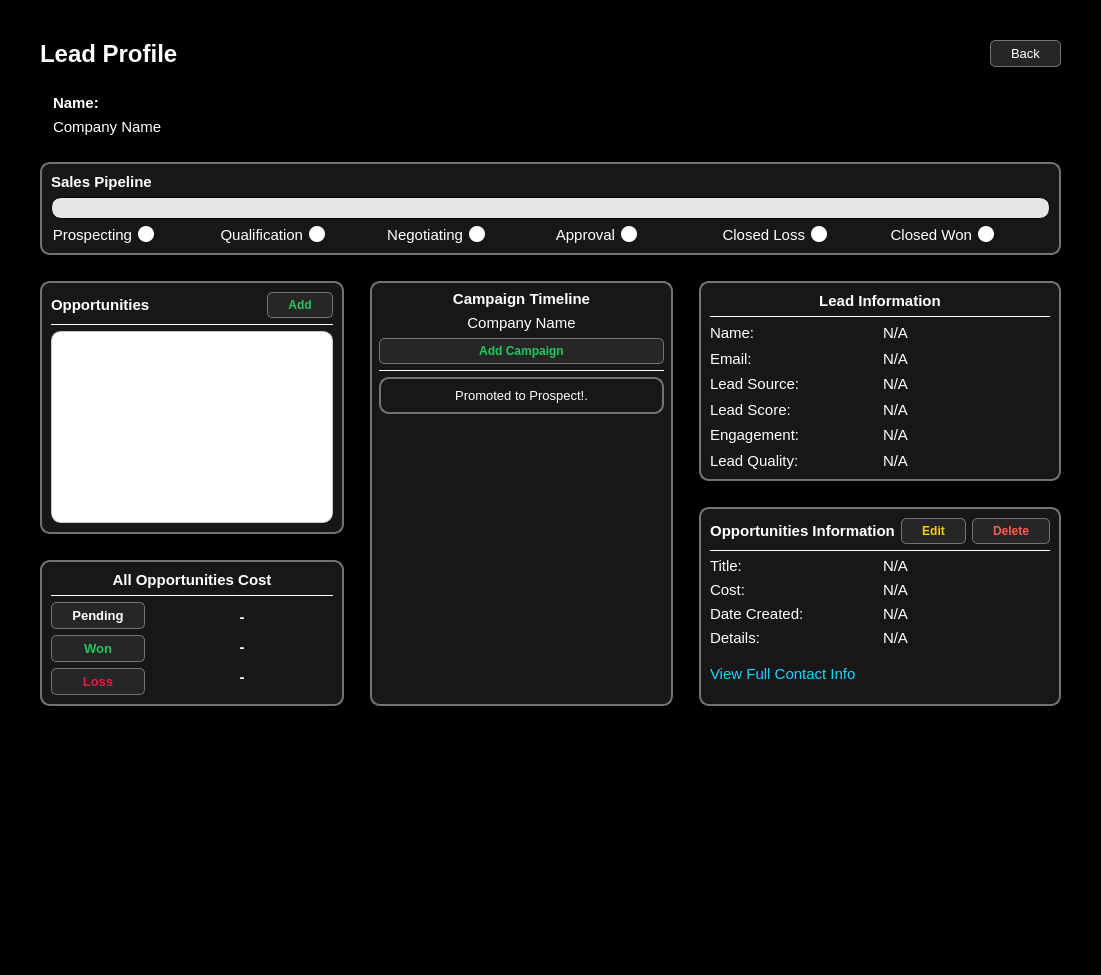
Qt form CRM/views/ui/leads_profile.ui (ImGaby123/SalesOptimizer-CRM) before a commit.
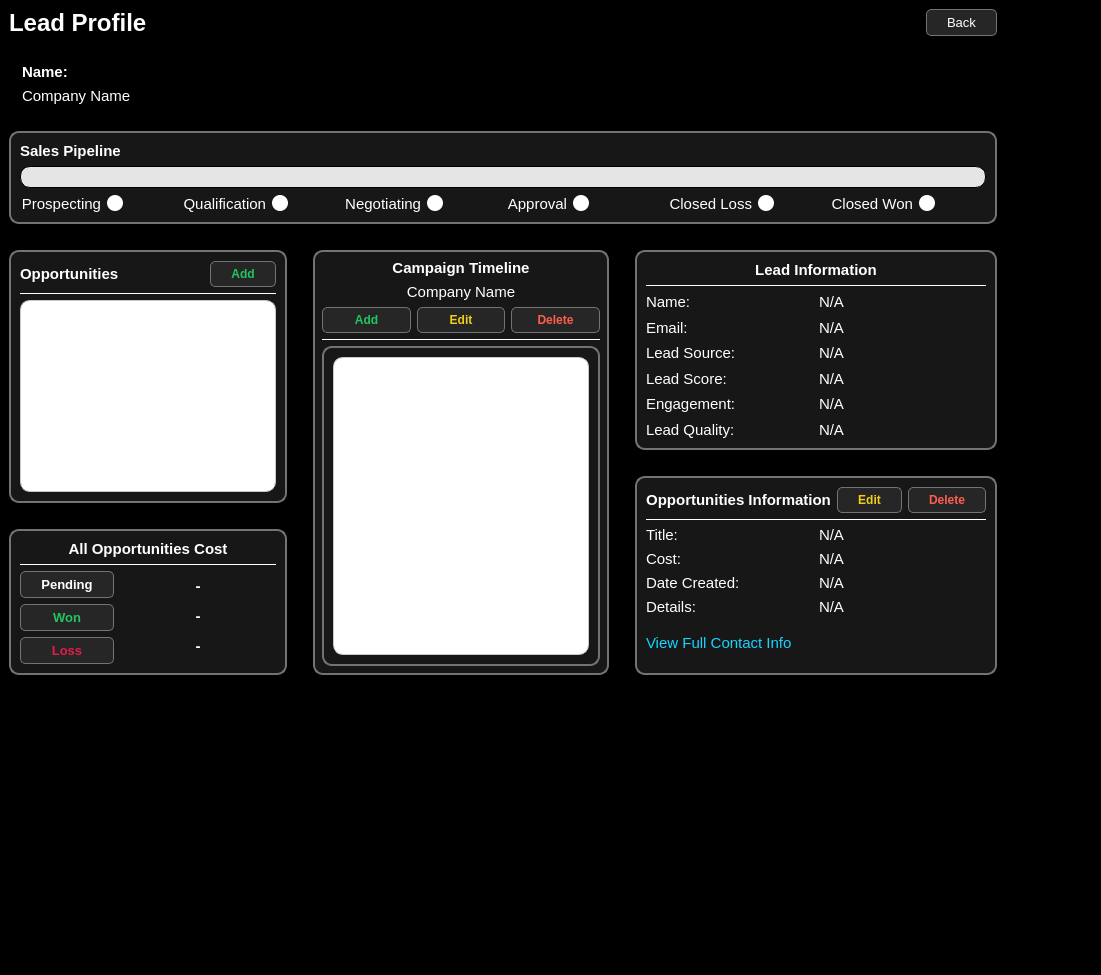
The same form after that commit. Icons and pictures are not drawn.

Commit message: campaign_timeline_ui done

Diff of the .ui file:
```diff
--- a/CRM/views/ui/leads_profile.ui
+++ b/CRM/views/ui/leads_profile.ui
@@ -17,21 +17,7 @@
    <string notr="true">background-color: rgb(0, 0, 0);
 color: rgb(255, 255, 255);</string>
   </property>
-  <layout class="QGridLayout" name="gridLayout">
-   <item row="1" column="0">
-    <spacer name="verticalSpacer">
-     <property name="orientation">
-      <enum>Qt::Orientation::Vertical</enum>
-     </property>
-     <property name="sizeHint" stdset="0">
-      <size>
-       <width>20</width>
-       <height>40</height>
-      </size>
-     </property>
-    </spacer>
-   </item>
-   <item row="1" column="1">
+  <widget class="QWidget" name="">
     <layout class="QVBoxLayout" name="verticalLayout_23">
      <item>
       <layout class="QVBoxLayout" name="verticalLayout_2">
@@ -1120,7 +1106,7 @@
                   <rect>
                    <x>0</x>
                    <y>0</y>
-                   <width>227</width>
+                  <width>356</width>
                    <height>505</height>
                   </rect>
                  </property>
@@ -1224,7 +1210,102 @@
 }</string>
                           </property>
                           <property name="text">
-                           <string>Add Campaign</string>
+                          <string>Add</string>
+                         </property>
+                         <property name="icon">
+                          <iconset resource="../qrc/icons.qrc">
+                           <normaloff>:/Resources/add_campaign.png</normaloff>:/Resources/add_campaign.png</iconset>
+                         </property>
+                         <property name="iconSize">
+                          <size>
+                           <width>25</width>
+                           <height>25</height>
+                          </size>
+                         </property>
+                        </widget>
+                       </item>
+                       <item>
+                        <widget class="QPushButton" name="delete_campaign_btn">
+                         <property name="font">
+                          <font>
+                           <bold>true</bold>
+                          </font>
+                         </property>
+                         <property name="toolTip">
+                          <string/>
+                         </property>
+                         <property name="styleSheet">
+                          <string notr="true">QPushButton {
+    background-color: #262626;
+    border: 1px solid #737373;
+	color: rgb(239, 207, 27);
+    border-radius: 5px;
+    padding: 5px;
+    text-align: center;
+	padding-left: 20px;
+    padding-right: 20px;
+}
+
+QPushButton:hover {
+	background-color: #393939;
+	color: rgb(239, 207, 27);
+}
+
+QPushButton:pressed {
+    background-color: #262626;
+	color: rgb(239, 207, 27);
+}</string>
+                         </property>
+                         <property name="text">
+                          <string>Edit</string>
+                         </property>
+                         <property name="icon">
+                          <iconset resource="../qrc/icons.qrc">
+                           <normaloff>:/Resources/add_campaign.png</normaloff>:/Resources/add_campaign.png</iconset>
+                         </property>
+                         <property name="iconSize">
+                          <size>
+                           <width>25</width>
+                           <height>25</height>
+                          </size>
+                         </property>
+                        </widget>
+                       </item>
+                       <item>
+                        <widget class="QPushButton" name="edit_campaign_btn">
+                         <property name="font">
+                          <font>
+                           <bold>true</bold>
+                          </font>
+                         </property>
+                         <property name="toolTip">
+                          <string/>
+                         </property>
+                         <property name="styleSheet">
+                          <string notr="true">QPushButton {
+    background-color: #262626;
+    border: 1px solid #737373;
+	color: rgb(255, 93, 78);
+    border-radius: 5px;
+    padding: 5px;
+    text-align: center;
+	padding-left: 20px;
+    padding-right: 20px;
+}
+
+QPushButton:hover {
+	background-color: #393939;
+    color: #E11D48;
+}
+
+QPushButton:pressed {
+    background-color: #262626;
+    color: #E11D48;
+}
+</string>
+                         </property>
+                         <property name="text">
+                          <string>Delete</string>
                           </property>
                           <property name="icon">
                            <iconset resource="../qrc/icons.qrc">
@@ -1274,26 +1355,37 @@
                       </property>
                       <layout class="QHBoxLayout" name="horizontalLayout_15">
                        <item>
-                        <widget class="QLabel" name="timeline_lbl">
-                         <property name="font">
-                          <font>
-                           <pointsize>10</pointsize>
-                          </font>
-                         </property>
-                         <property name="layoutDirection">
-                          <enum>Qt::LayoutDirection::LeftToRight</enum>
-                         </property>
+                       <widget class="QTableWidget" name="campaign_tbl">
                          <property name="styleSheet">
-                          <string notr="true">background: transparent;
-color: #fff;
-border: none</string>
-                         </property>
-                         <property name="text">
-                          <string>Promoted to Prospect!.</string>
-                         </property>
-                         <property name="alignment">
-                          <set>Qt::AlignmentFlag::AlignCenter</set>
-                         </property>
+                         <string notr="true">QTableWidget {
+    background-color: rgb(255, 255, 255);
+    alternate-background-color: rgb(235, 235, 235);
+    gridline-color: rgb(200, 200, 200);
+    color: black;
+    font: 10pt &quot;Segoe UI&quot;;
+    selection-background-color: rgb(100, 149, 237);  /* Light blue selection */
+    selection-color: white;
+    border: 1px solid rgb(200, 200, 200);
+}
+
+QTableWidget::item {
+    padding: 5px;
+}
+
+QHeaderView::section {
+    background-color: rgb(240, 240, 240);
+    color: black;
+    padding: 6px;
+    border: 1px solid rgb(200, 200, 200);
+    font-weight: bold;
+}
+
+QTableCornerButton::section {
+    background-color: rgb(240, 240, 240);
+    border: 1px solid rgb(200, 200, 200);
+}
+</string>
+                        </property>
                         </widget>
                        </item>
                       </layout>
@@ -1301,19 +1393,6 @@
                     </item>
                    </layout>
                   </item>
-                  <item>
-                   <spacer name="verticalSpacer_5">
-                    <property name="orientation">
-                     <enum>Qt::Orientation::Vertical</enum>
-                    </property>
-                    <property name="sizeHint" stdset="0">
-                     <size>
-                      <width>20</width>
-                      <height>40</height>
-                     </size>
-                    </property>
-                   </spacer>
-                  </item>
                  </layout>
                 </widget>
                </widget>
@@ -2002,47 +2081,7 @@
       </layout>
      </item>
     </layout>
-   </item>
-   <item row="2" column="1">
-    <spacer name="horizontalSpacer_3">
-     <property name="orientation">
-      <enum>Qt::Orientation::Horizontal</enum>
-     </property>
-     <property name="sizeHint" stdset="0">
-      <size>
-       <width>40</width>
-       <height>20</height>
-      </size>
-     </property>
-    </spacer>
-   </item>
-   <item row="0" column="1">
-    <spacer name="horizontalSpacer_2">
-     <property name="orientation">
-      <enum>Qt::Orientation::Horizontal</enum>
-     </property>
-     <property name="sizeHint" stdset="0">
-      <size>
-       <width>40</width>
-       <height>20</height>
-      </size>
-     </property>
-    </spacer>
-   </item>
-   <item row="1" column="2">
-    <spacer name="verticalSpacer_2">
-     <property name="orientation">
-      <enum>Qt::Orientation::Vertical</enum>
-     </property>
-     <property name="sizeHint" stdset="0">
-      <size>
-       <width>20</width>
-       <height>40</height>
-      </size>
-     </property>
-    </spacer>
-   </item>
-  </layout>
+  </widget>
  </widget>
  <resources>
   <include location="../qrc/icons.qrc"/>
```
Lines whose indentation alone changed are shown as unchanged. The commit also changes 1 other file.
